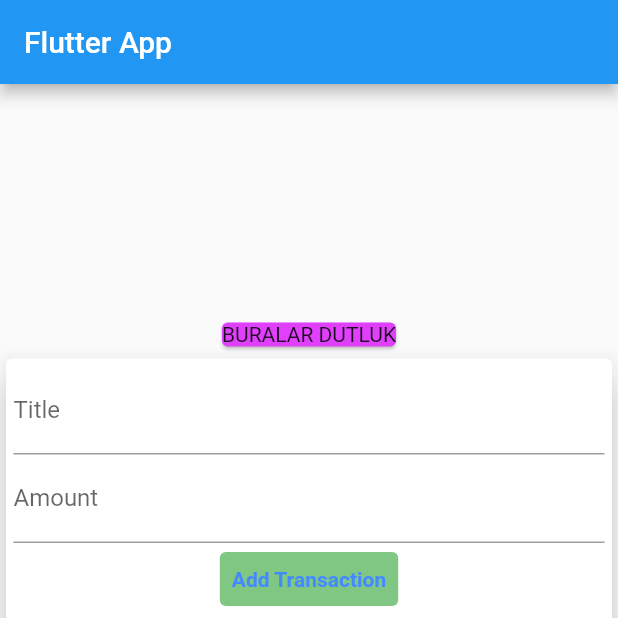
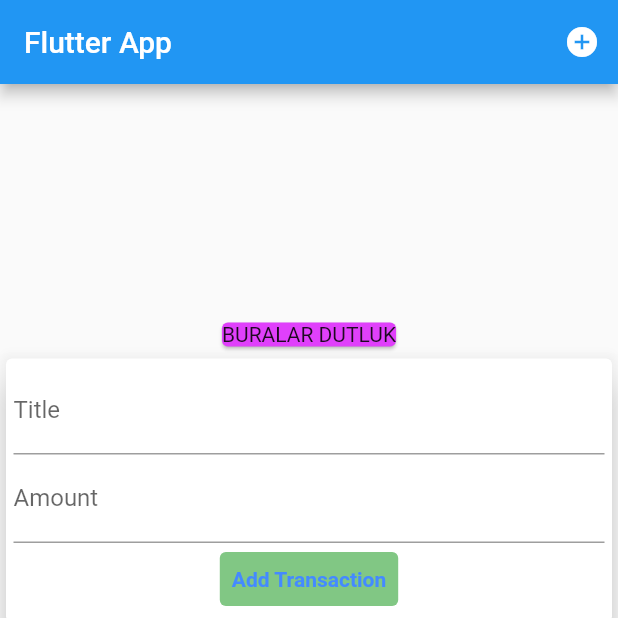
Before and after one commit to Ozkanozsm/harcama_uygulamasi, a Flutter app: the screen it shows after launch, on a phone screen of 412 x 824 dp, the top half of it. Run offline on Flutter 3.47's test engine with Material 2 defaults, Android fonts, the phone set to English and light mode, and no system bars.

Commit message:
Add button to appBar

```diff
--- a/lib/main.dart
+++ b/lib/main.dart
@@ -11,6 +11,7 @@ class MyApp extends StatelessWidget {
   Widget build(BuildContext context) {
     return MaterialApp(
       title: 'Flutter App',
+      debugShowCheckedModeBanner: false,
       home: MyHomePage(),
     );
   }
@@ -25,6 +26,12 @@ class MyHomePage extends StatelessWidget {
     return Scaffold(
       appBar: AppBar(
         title: Text('Flutter App'),
+        actions: [
+          IconButton(
+            onPressed: () {},
+            icon: Icon(Icons.add_circle),
+          ),
+        ],
       ),
       body: Container(
         alignment: Alignment.center,
```
